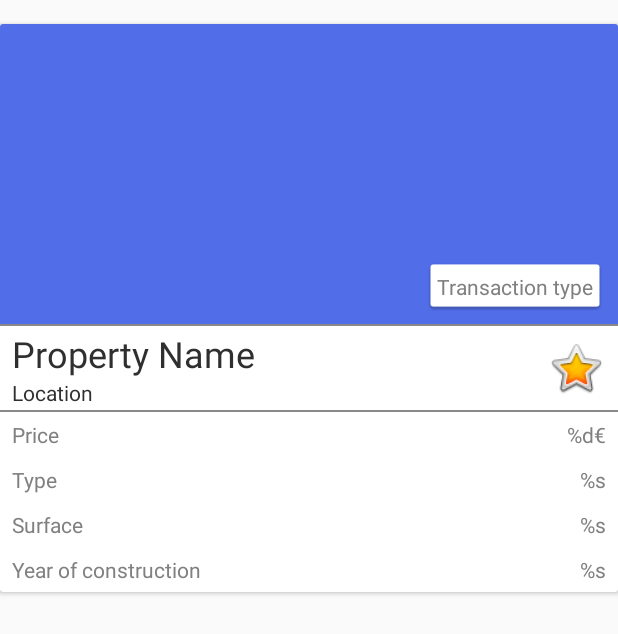
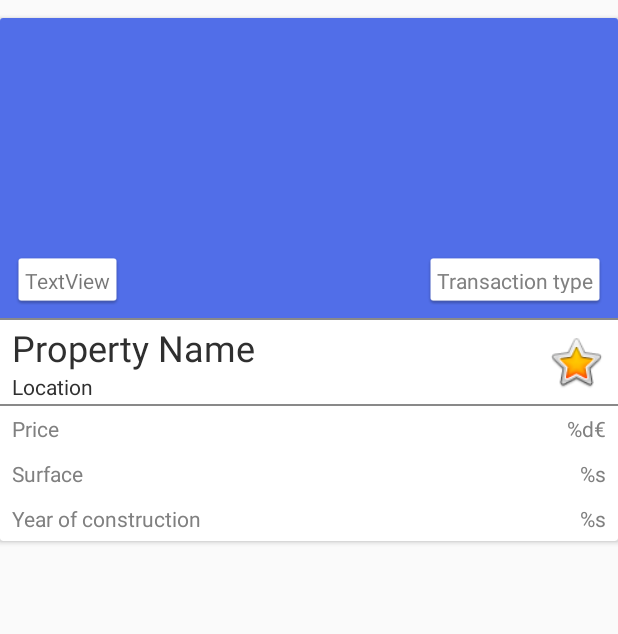
Before and after one commit to Uplace/android, an Android app: the layout card_list_property.xml on its own in the app's theme, with its tools: preview values and no code run, on a phone screen of 412 x 824 dp. Shown: the top 634 px of the screen. Run offline under Robolectric (Android 15) with nearby library versions, the phone set to English and light mode, and no system bars.

Commit message:
Added filters button #4

```diff
--- a/app/src/main/java/es/uplace/uplace/SearchActivity.kt
+++ b/app/src/main/java/es/uplace/uplace/SearchActivity.kt
@@ -32,7 +32,7 @@ class SearchActivity : AppCompatActivity() {
         val search: MenuItem = menu!!.findItem(R.id.action_search)
         val searchView: SearchView = search.actionView as SearchView
         searchView.setQueryHint("Search");
-        searchView.setOnQueryTextListener(object: SearchView.OnQueryTextListener {
+        searchView.setOnQueryTextListener(object : SearchView.OnQueryTextListener {
 
             override fun onQueryTextSubmit(p0: String?): Boolean {
                 Toast.makeText(applicationContext, "Query text submit", Toast.LENGTH_SHORT).show()
--- a/app/src/main/res/layout/card_list_property.xml
+++ b/app/src/main/res/layout/card_list_property.xml
@@ -4,7 +4,7 @@
     xmlns:app="http://schemas.android.com/apk/res-auto"
     android:layout_width="match_parent"
     android:layout_height="wrap_content"
-    android:layout_marginTop="16dp">
+    android:layout_marginTop="12dp">
 
     <LinearLayout
         android:layout_width="match_parent"
@@ -27,6 +27,17 @@
                 app:srcCompat="@color/primary" />
 
             <TextView
+                android:id="@+id/txtType"
+                android:layout_width="wrap_content"
+                android:layout_height="35dp"
+                android:layout_marginBottom="8dp"
+                android:layout_marginStart="8dp"
+                android:background="@drawable/common_google_signin_btn_icon_light_normal_background"
+                android:text="TextView"
+                app:layout_constraintBottom_toBottomOf="parent"
+                app:layout_constraintStart_toStartOf="parent" />
+
+            <TextView
                 android:id="@+id/txtTransactionType"
                 android:layout_width="wrap_content"
                 android:layout_height="35dp"
@@ -37,6 +48,7 @@
                 android:textColor="@color/textSecondary"
                 app:layout_constraintBottom_toBottomOf="parent"
                 app:layout_constraintEnd_toEndOf="parent" />
+
         </android.support.constraint.ConstraintLayout>
 
         <View
@@ -136,28 +148,6 @@
                     android:layout_height="30dp"
                     android:layout_weight="2"
                     android:gravity="center_vertical|start"
-                    android:text="@string/property_type"
-                    android:textColor="@color/textSecondary" />
-
-                <TextView
-                    android:id="@+id/txtType"
-                    android:layout_width="wrap_content"
-                    android:layout_height="30dp"
-                    android:layout_weight="1"
-                    android:gravity="center_vertical|end"
-                    android:text="@string/str_text"
-                    android:textColor="@color/textSecondary" />
-            </TableRow>
-
-            <TableRow
-                android:layout_width="match_parent"
-                android:layout_height="match_parent">
-
-                <TextView
-                    android:layout_width="wrap_content"
-                    android:layout_height="30dp"
-                    android:layout_weight="2"
-                    android:gravity="center_vertical|start"
                     android:text="@string/surface"
                     android:textColor="@color/textSecondary" />
 
--- a/app/src/main/res/menu/menu_toolbar.xml
+++ b/app/src/main/res/menu/menu_toolbar.xml
@@ -7,6 +7,12 @@
         android:icon="@android:drawable/ic_menu_search"
         android:title="@string/search"
         app:actionViewClass="android.support.v7.widget.SearchView"
-        app:showAsAction="ifRoom|collapseActionView" />
+        app:showAsAction="always" />
+
+    <item
+        android:id="@+id/action_filters"
+        android:icon="@drawable/ic_filter_list_black"
+        android:title="@string/filters"
+        app:showAsAction="always" />
 
 </menu>
```
